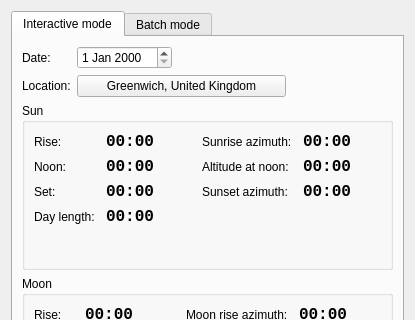
Before: the Qt Designer form kstars/tools/modcalcdaylength.ui in KDE/kstars, drawn with Qt 5; both pictures show x 0 to 415 and y 0 to 320 of the 415 by 465 pixel window.
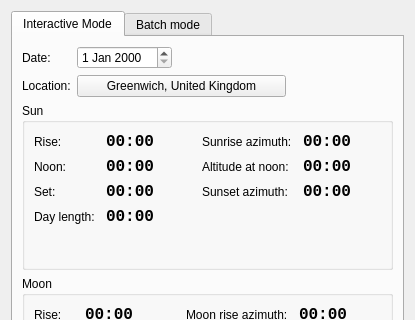
After: the same form once the commit is applied. The open tabs and pages were chosen to show the change. Custom widgets are drawn as their Qt base class.

Commit message: Default the calculator tabs to the Interactive Mode, not the Batch Mode. Also correct a typo, the capital M was missing in mode. This does not introduce a new string though as the correctly capitalized one is used elsewhere in the calculator.

```diff
--- a/kstars/tools/modcalcdaylength.ui
+++ b/kstars/tools/modcalcdaylength.ui
@@ -21,7 +21,7 @@
      </property>
      <widget class="QWidget" name="tab">
       <attribute name="title">
-       <string>Interactive mode</string>
+       <string>Interactive Mode</string>
       </attribute>
       <layout class="QVBoxLayout">
        <item>
```
Left out of the diff: 2 changed lines with no effect on the pictures. The commit also changes 1 other file.
